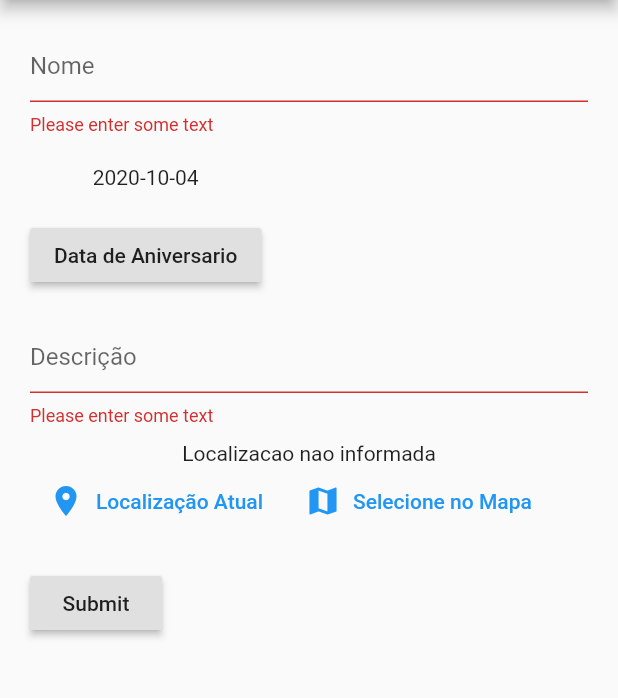
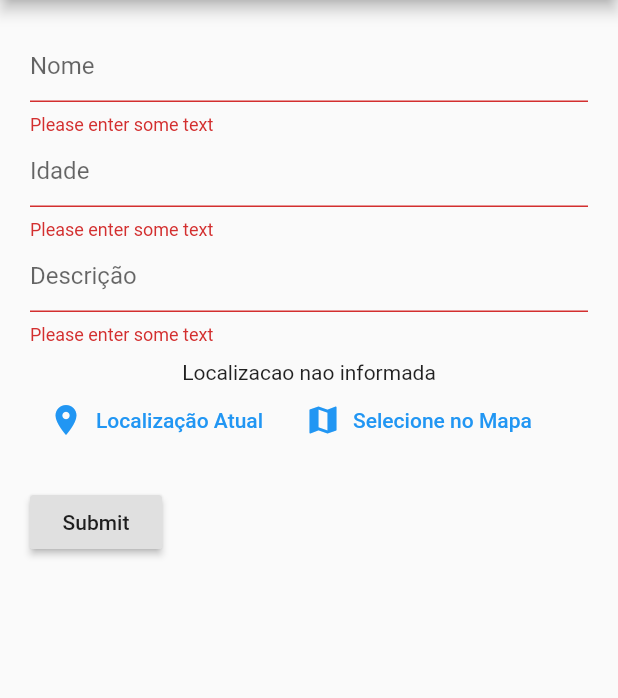
Before and after one commit to joaofavara/missing-finder-flutter, a Flutter app: the FormularioComponentPessoaAchada screen opened by its route, after a tap on "Submit", on a phone screen of 412 x 824 dp, the part 84-782 px from its top. Run offline on Flutter 3.47's test engine with Material 2 defaults, Android fonts, the phone set to English and light mode, and no system bars; our stand-ins replace google_maps_flutter, location.

Commit message:
feat: salvando pessoa achada partir do formulario

```diff
--- a/lib/screen/formularioPessoaAchada.dart
+++ b/lib/screen/formularioPessoaAchada.dart
@@ -13,11 +13,11 @@ class _FormularioComponentPessoaAchada extends State<FormularioComponentPessoaAc
   final _formKey = GlobalKey<FormState>();
   final bool validate = false;
 
-  DateTime dataDeAniversario = DateTime.now();
+  // DateTime dataDeAniversario = DateTime.now();
   String nome = '';
+  String idade = '';
   String nomeCompleto = '';
   String descricao = '';
-  String mensagem = '';
   String _previewImageUrl;
   String longitude;
   String latitude;
@@ -55,18 +55,18 @@ class _FormularioComponentPessoaAchada extends State<FormularioComponentPessoaAc
     });
   }
 
-  Future<void> _dataDeAniversario(BuildContext context) async {
-    final DateTime picked = await showDatePicker(
-          context: context,
-          initialDate: dataDeAniversario,
-          firstDate: DateTime(1900, 1),
-          lastDate: DateTime(2101)
-        );
-        if (picked != null && picked != dataDeAniversario)
-          setState(() {
-                  dataDeAniversario = picked;
-          });
-   }
+  // Future<void> _dataDeAniversario(BuildContext context) async {
+  //   final DateTime picked = await showDatePicker(
+  //         context: context,
+  //         initialDate: dataDeAniversario,
+  //         firstDate: DateTime(1900, 1),
+  //         lastDate: DateTime(2101)
+  //       );
+  //       if (picked != null && picked != dataDeAniversario)
+  //         setState(() {
+  //                 dataDeAniversario = picked;
+  //         });
+  //  }
 
   @override
   Widget build(BuildContext context) {
@@ -95,6 +95,21 @@ class _FormularioComponentPessoaAchada extends State<FormularioComponentPessoaAc
                     return null;
                   }
                 ),
+                TextFormField(
+                  decoration: const InputDecoration(
+                    hintText: 'Idade',
+                  ),
+                  onSaved: (String val) {
+                    idade = val;
+                  },
+                  validator: (value) {
+                    if (value.isEmpty) {
+                      return 'Please enter some text';
+                    }
+                    idade = value;
+                    return null;
+                  }
+                ),
                 // TextFormField(
                 //   decoration: const InputDecoration(
                 //     hintText: 'Nome Completo',
@@ -107,25 +122,43 @@ class _FormularioComponentPessoaAchada extends State<FormularioComponentPessoaAc
                 //     return null;
                 //   }
                 // ),
-                Row(
-                  mainAxisAlignment: MainAxisAlignment.spaceBetween,
-                  children: [
-                    Padding(
-                      padding: const EdgeInsets.symmetric(vertical: 20.0),
-                      child: Column(
-                        mainAxisSize: MainAxisSize.min,
-                        children: <Widget>[
-                          Text("${dataDeAniversario.toLocal()}".split(' ')[0]),
-                          SizedBox(height: 20.0,),
-                          RaisedButton(
-                            onPressed: () => _dataDeAniversario(context),
-                            child: Text('Data de Aniversario'),
-                          ),
-                        ],
-                      )
-                    ),
-                  ]
-                ),
+                // Row(
+                //   mainAxisAlignment: MainAxisAlignment.spaceAround,
+                //   children: [
+                //     Padding(
+                //       padding: const EdgeInsets.symmetric(vertical: 20.0),
+                //       child: Column(
+                //         mainAxisSize: MainAxisSize.min,
+                //         children: <Widget>[
+                //           Text("${dataDeAniversario.toLocal()}".split(' ')[0]),
+                //           SizedBox(height: 20.0,),
+                //           RaisedButton(
+                //             onPressed: () => _dataDeAniversario(context),
+                //             child: Text('Data de Aniversario'),
+                //           ),
+                //         ],
+                //       )
+                //     ),
+                //     Container(
+                //       width: 100,
+                //       child: TextFormField(
+                //         decoration: const InputDecoration(
+                //           hintText: 'Idade',
+                //         ),
+                //         onSaved: (String val) {
+                //           idade = val;
+                //         },
+                //         validator: (value) {
+                //           if (value.isEmpty) {
+                //             return 'Please enter some text';
+                //           }
+                //           idade = value;
+                //           return null;
+                //         }
+                //       ),
+                //     )
+                //   ]
+                // ),
                 TextFormField(
                   decoration: const InputDecoration(
                     hintText: 'Descrição',
@@ -172,10 +205,10 @@ class _FormularioComponentPessoaAchada extends State<FormularioComponentPessoaAc
                       // Validate will return true if the form is valid, or false if
                       // the form is invalid.
                       if (_formKey.currentState.validate()) {
-                        const url = 'http://10.0.2.2:5000/api/people/missed';
+                        const url = 'http://10.0.2.2:5000/api/people/found';
                         var body = {
                               "nome": nome,
-                              "idade": DateFormat('yyyy-MM-dd').format(dataDeAniversario),
+                              "idade": int.parse(idade),
                               "tip": {
                                 "usuario_id": 1,
                                 "descricao": descricao,
```
